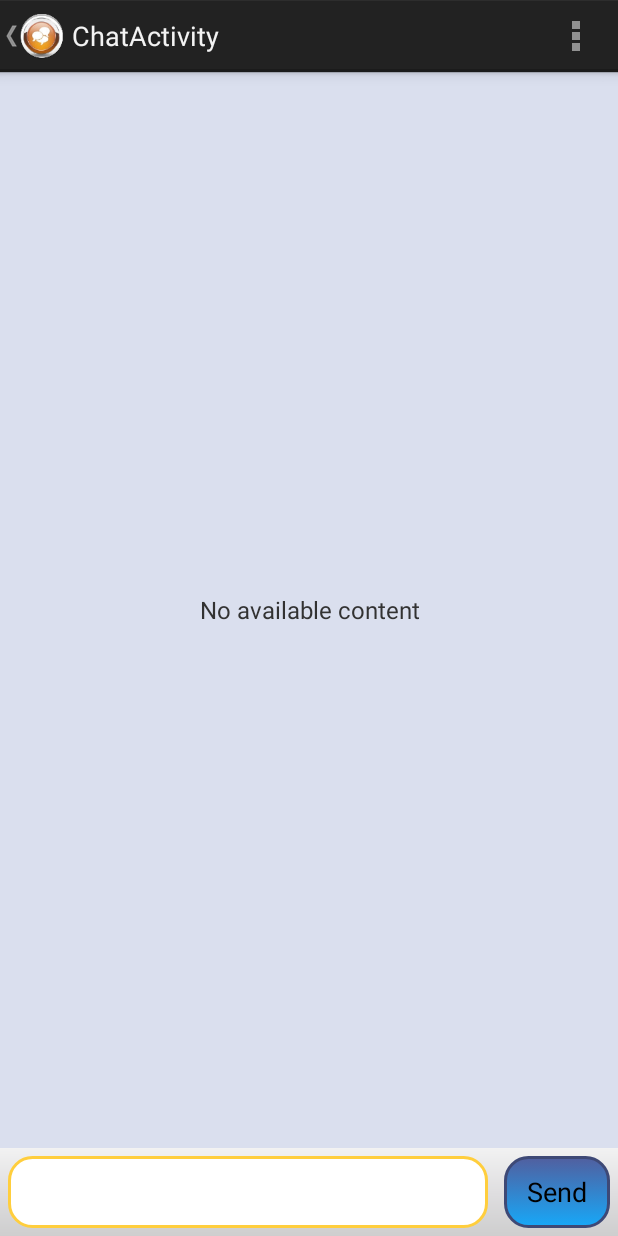
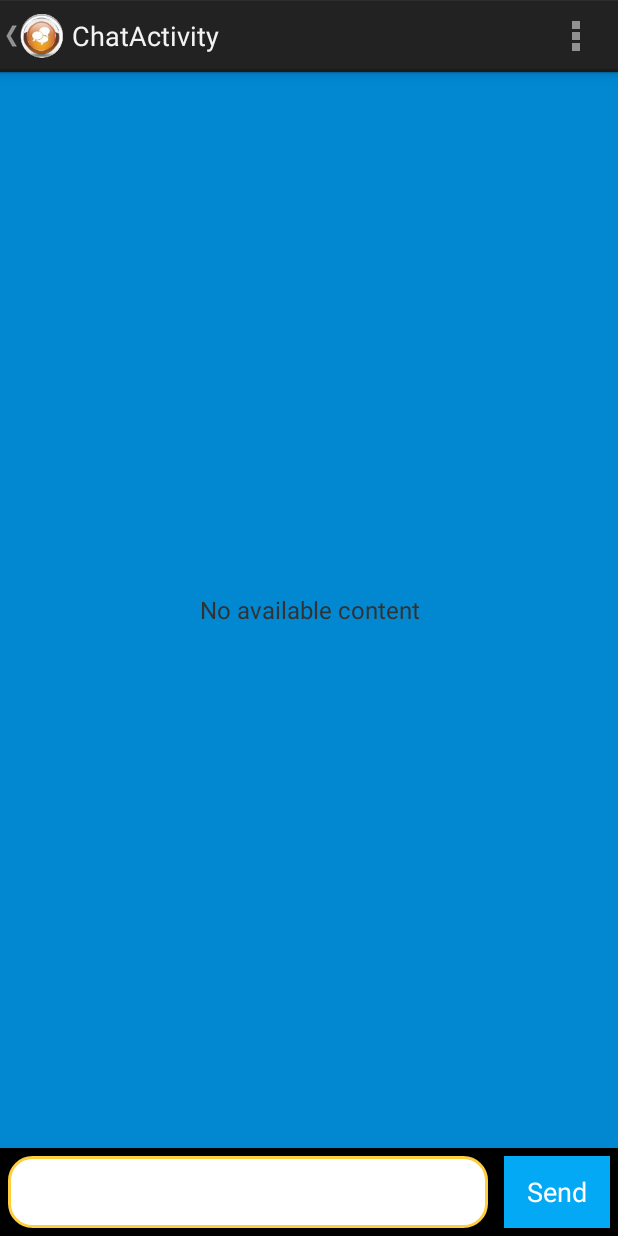
Before and after one commit to MaggGomes/FEUP-SDIS, an Android app: the ChatActivity screen opened directly, with no data from a screen before it, on a phone screen of 412 x 824 dp. Run offline under Robolectric (Android 15) with nearby library versions, the phone set to English and light mode, and no system bars; 13 statements that could not run were skipped.

Commit message:
beta version of interface implemented

```diff
--- a/HereChat/source/app/src/main/res/layout/activity_chat.xml
+++ b/HereChat/source/app/src/main/res/layout/activity_chat.xml
@@ -2,7 +2,7 @@
 <RelativeLayout xmlns:android="http://schemas.android.com/apk/res/android"
     android:layout_width="wrap_content"
     android:layout_height="wrap_content"
-    android:background="@color/listViewBg"
+    android:background="@color/primaryDarkColor"
     android:orientation="vertical" >
 
     <LinearLayout
@@ -10,7 +10,7 @@
         android:layout_width="fill_parent"
         android:layout_height="wrap_content"
         android:layout_alignParentBottom="true"
-        android:background="@drawable/message_bar" >
+        android:background="@color/Black" >
 
         <EditText
             android:id="@+id/MsgText"
@@ -28,15 +28,14 @@
             android:layout_width="wrap_content"
             android:layout_height="fill_parent"
             android:layout_margin="5sp"
-            android:background="@drawable/send_button"
+            android:background="@color/primaryColor"
             android:onClick="OnSendButtonClicked"
             android:paddingBottom="5sp"
             android:paddingLeft="15sp"
             android:paddingRight="15sp"
             android:paddingTop="5sp"
             android:text="@string/send"
-            android:textColor="@color/Black"
-             />
+            android:textColor="@color/White" />
 
     </LinearLayout>
 
```
Also changed, not shown: 3 other files.
